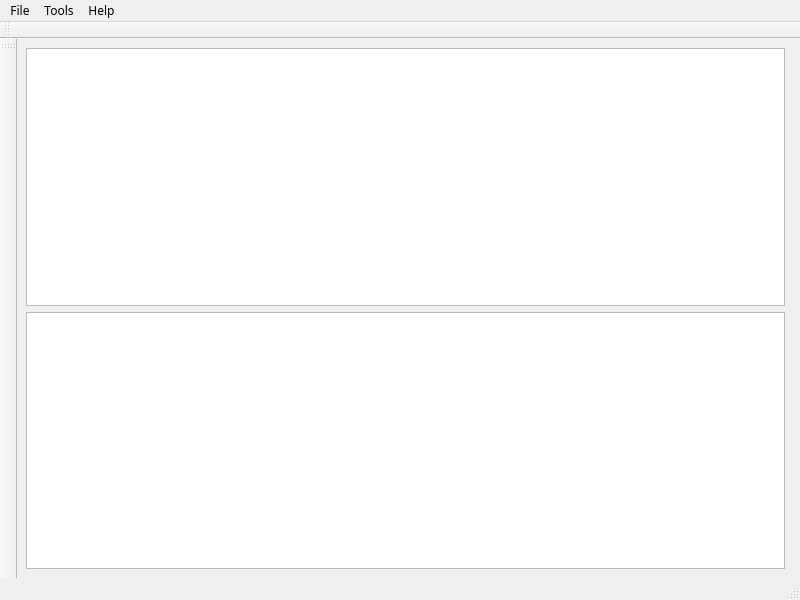
Qt form mainwindow.ui (MitchellAugustin/Spiral) before a commit.
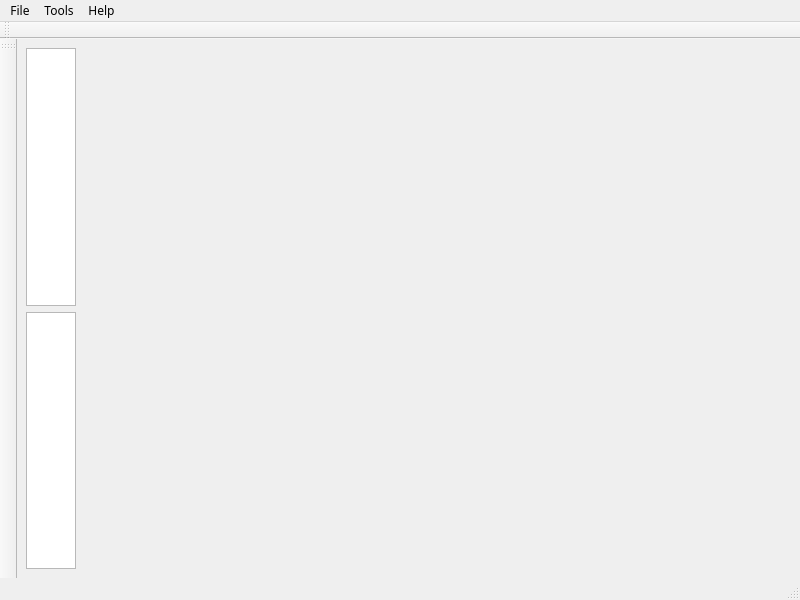
The same form after that commit.

Commit message: Fixed size of navigation sidebars

Diff of the .ui file:
```diff
--- a/mainwindow.ui
+++ b/mainwindow.ui
@@ -32,6 +32,12 @@
       <property name="enabled">
        <bool>true</bool>
       </property>
+      <property name="maximumSize">
+       <size>
+        <width>50</width>
+        <height>16777215</height>
+       </size>
+      </property>
      </widget>
     </item>
     <item row="0" column="0">
@@ -39,6 +45,12 @@
       <property name="enabled">
        <bool>true</bool>
       </property>
+      <property name="maximumSize">
+       <size>
+        <width>50</width>
+        <height>16777215</height>
+       </size>
+      </property>
      </widget>
     </item>
    </layout>
```
The commit also changes 1 other file.
